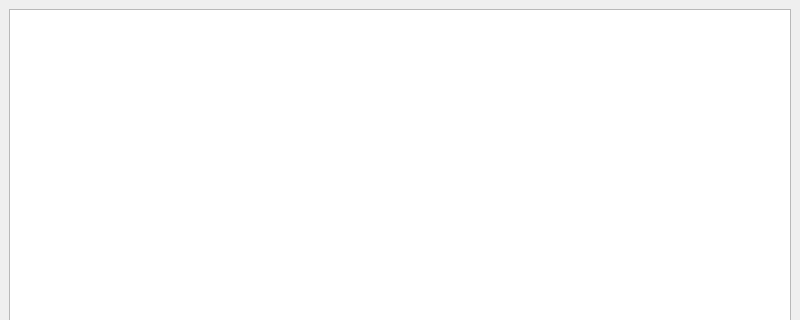
Qt form mainwindow.ui (hyo0913/SHINKI-FC-Manager) before a commit; both pictures show x 0 to 800 and y 0 to 320 of the 800 by 600 pixel window.
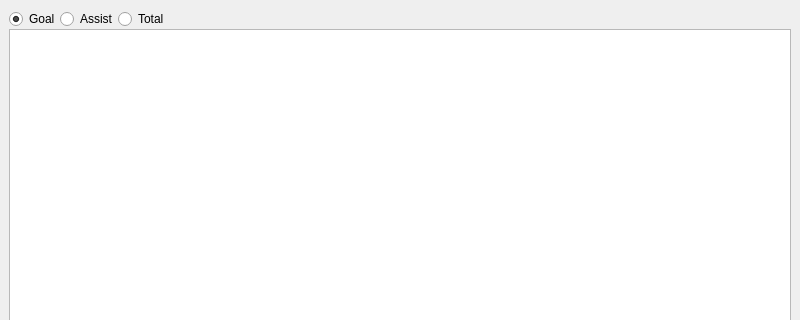
The same form after that commit.

What changed in the file:
```diff
--- a/mainwindow.ui
+++ b/mainwindow.ui
@@ -14,10 +14,51 @@
    <string>SHINKI FC Manager</string>
   </property>
   <widget class="QWidget" name="centralwidget">
-   <layout class="QVBoxLayout" name="verticalLayout" stretch="1">
+   <layout class="QVBoxLayout" name="verticalLayout" stretch="0,1">
     <property name="spacing">
      <number>0</number>
     </property>
+    <item>
+     <layout class="QHBoxLayout" name="horizontalLayout">
+      <item>
+       <widget class="QRadioButton" name="radioButtonViewGoal">
+        <property name="text">
+         <string>Goal</string>
+        </property>
+        <property name="checked">
+         <bool>true</bool>
+        </property>
+       </widget>
+      </item>
+      <item>
+       <widget class="QRadioButton" name="radioButtonViewAssist">
+        <property name="text">
+         <string>Assist</string>
+        </property>
+       </widget>
+      </item>
+      <item>
+       <widget class="QRadioButton" name="radioButtonViewTotal">
+        <property name="text">
+         <string>Total</string>
+        </property>
+       </widget>
+      </item>
+      <item>
+       <spacer name="horizontalSpacer">
+        <property name="orientation">
+         <enum>Qt::Horizontal</enum>
+        </property>
+        <property name="sizeHint" stdset="0">
+         <size>
+          <width>40</width>
+          <height>20</height>
+         </size>
+        </property>
+       </spacer>
+      </item>
+     </layout>
+    </item>
     <item>
      <widget class="QTableView" name="tableViewBoard">
       <property name="sizeAdjustPolicy">
```
